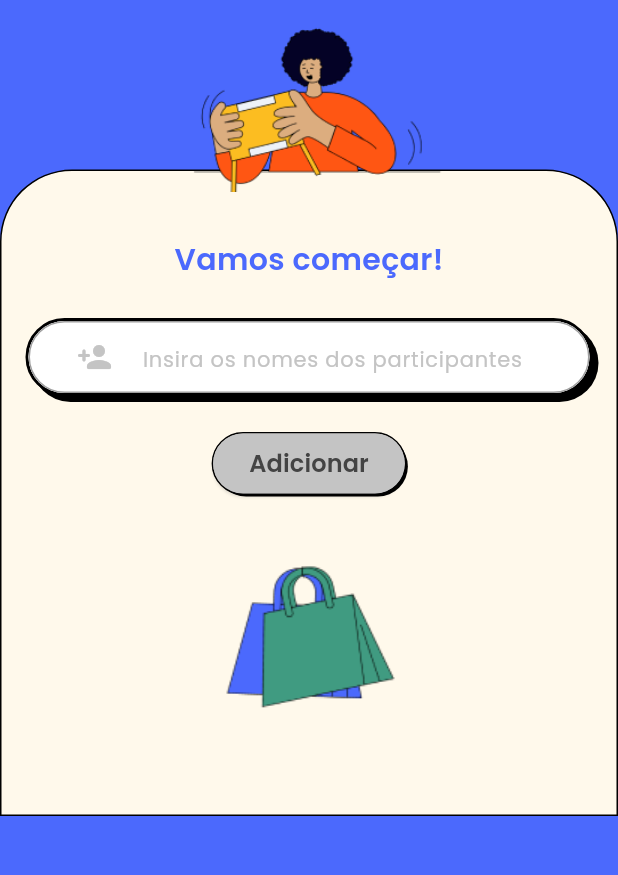
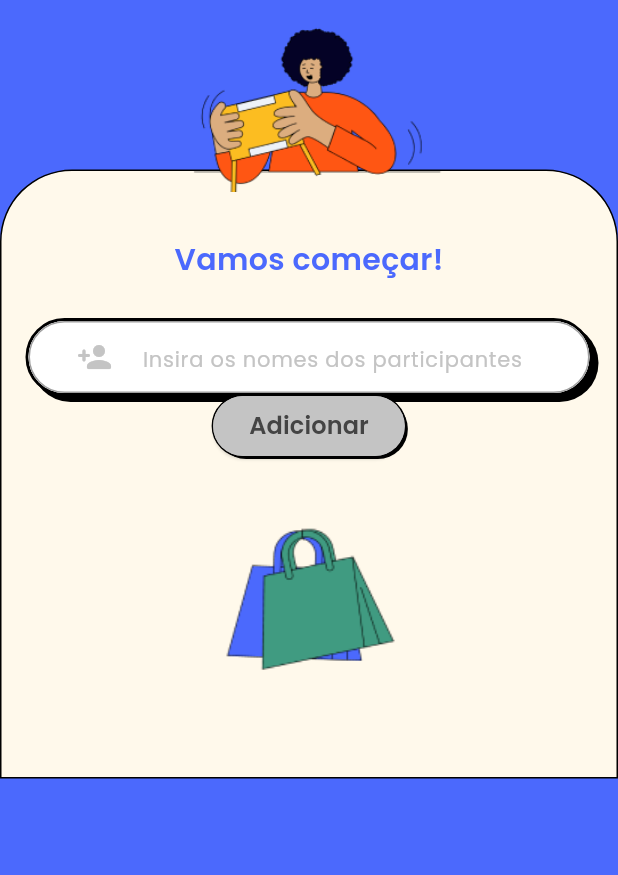
Before and after one commit to DanielBrown1998/ci_alura, a Flutter app: the screen it shows after launch, on a phone screen of 412 x 824 dp, the part 240-1115 px from its top. Run offline on Flutter 3.47's test engine with Material 3 defaults, Android fonts, the phone set to English and light mode, and no system bars; our stand-ins replace bloc, flutter_bloc, flutter_svg, google_fonts.

Commit message:
feat: remove SizedBox widget in home_form_widget.dart in line 54

```diff
--- a/lib/widgets/home/home_form_widget.dart
+++ b/lib/widgets/home/home_form_widget.dart
@@ -51,7 +51,6 @@ class _HomeFormWidgetState extends State<HomeFormWidget> {
                   color: AppColors.grey,
                 ),
               ),
-              const SizedBox(height: 25),
               Center(
                 child: SecondaryButtonWidget(
                   key: const Key('add-button'),
```
